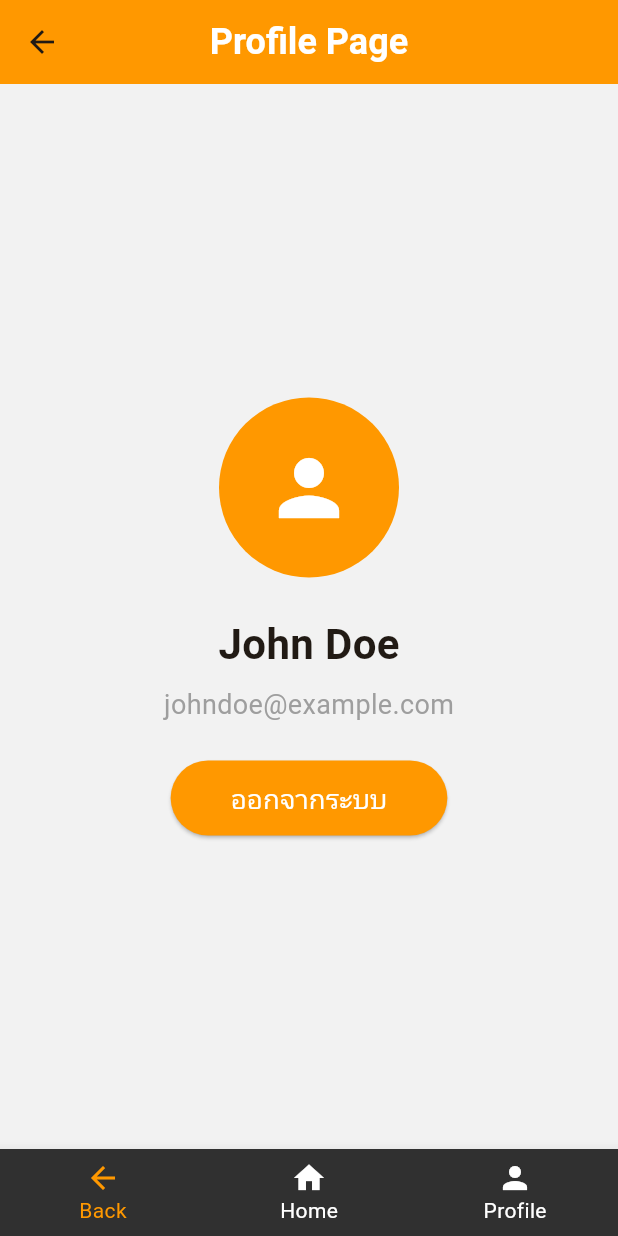
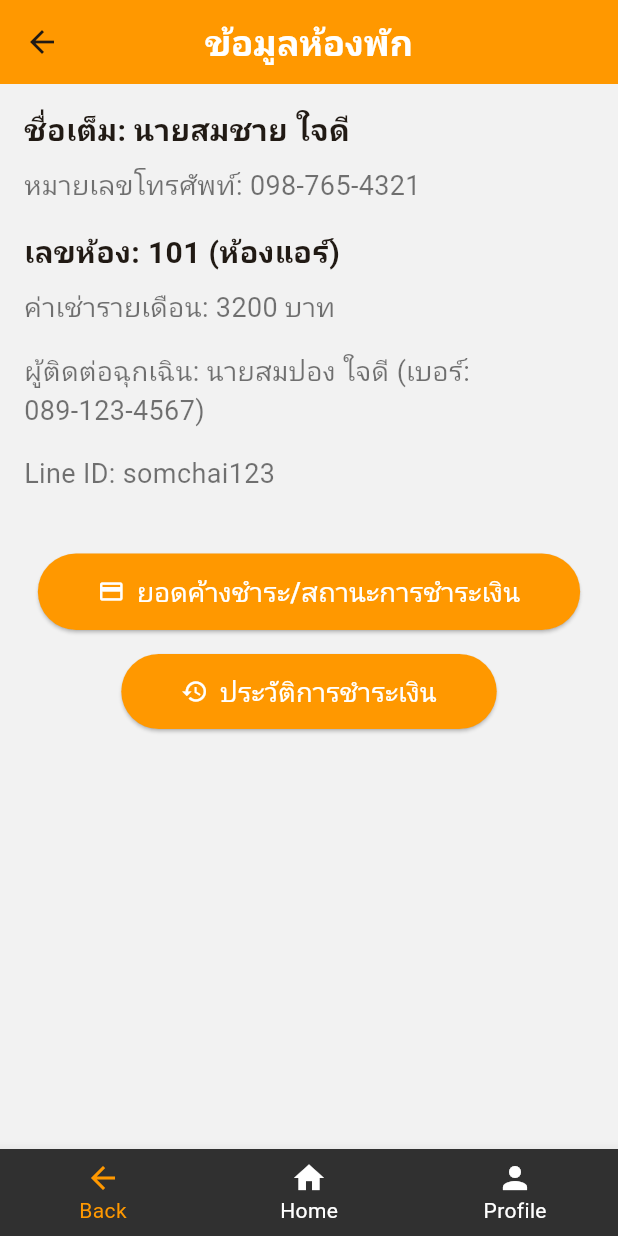
Before and after one commit to Pumpan01/demo, a Flutter app: the screen it shows after launch, item 3 of the bottom bar chosen, on a phone screen of 412 x 824 dp. Run offline on Flutter 3.47's test engine with Material 3 defaults, Android fonts, the phone set to English and light mode, and no system bars.

Commit message:
new file:   lib/Payment.dart new file:   lib/history.dart new file:   lib/login.dart modified:   lib/profile.dart

```diff
--- a/lib/profile.dart
+++ b/lib/profile.dart
@@ -12,49 +12,84 @@ class ProfilePage extends StatelessWidget {
         elevation: 0,
         centerTitle: true,
         title: const Text(
-          'Profile Page',
-          style: TextStyle(color: Colors.white),
+          'ข้อมูลห้องพัก',
+          style: TextStyle(color: Colors.white, fontSize: 24),
         ),
       ),
-      body: Center(
-        child: Padding(
+      body: Padding(
         padding: const EdgeInsets.all(16.0),
         child: Column(
-            mainAxisAlignment: MainAxisAlignment.center,
-            crossAxisAlignment: CrossAxisAlignment.center,
+          crossAxisAlignment: CrossAxisAlignment.start, // จัดข้อความให้เรียงทางซ้าย
           children: [
-              // รูปโปรไฟล์
-              const CircleAvatar(
-                radius: 60,
-                backgroundColor: Colors.orange,
-                child: Icon(Icons.person, size: 60, color: Colors.white),
-              ),
-              const SizedBox(height: 24),
-
-              // ชื่อผู้ใช้
+            // ข้อมูลผู้เช่า
             const Text(
-                'John Doe',
+              'ชื่อเต็ม: นายสมชาย ใจดี',  // ชื่อจริงและนามสกุล
               style: TextStyle(
-                  fontSize: 28,
+                fontSize: 20,
                 fontWeight: FontWeight.bold,
               ),
             ),
             const SizedBox(height: 8),
 
-              // อีเมลผู้ใช้
             const Text(
-                'johndoe@example.com',
+              'หมายเลขโทรศัพท์: 098-765-4321',  // เบอร์โทรศัพท์สำหรับติดต่อ
               style: TextStyle(
                 fontSize: 18,
-                  color: Colors.grey,
+                color: Colors.black54,
               ),
             ),
-              const SizedBox(height: 24),
+            const SizedBox(height: 16),
 
-              // ปุ่มออกจากระบบ
-              ElevatedButton(
+            // ข้อมูลห้องพัก
+            const Text(
+              'เลขห้อง: 101 (ห้องแอร์)',  // หมายเลขห้องพร้อมประเภทห้อง
+              style: TextStyle(
+                fontSize: 20,
+                fontWeight: FontWeight.bold,
+              ),
+            ),
+            const SizedBox(height: 8),
+
+            const Text(
+              'ค่าเช่ารายเดือน: 3200 บาท',  // ค่าเช่ารายเดือน
+              style: TextStyle(
+                fontSize: 18,
+                color: Colors.black54,
+              ),
+            ),
+            const SizedBox(height: 16),
+
+            // ผู้ติดต่อฉุกเฉิน
+            const Text(
+              'ผู้ติดต่อฉุกเฉิน: นายสมปอง ใจดี (เบอร์: 089-123-4567)',  // ผู้ติดต่อฉุกเฉิน
+              style: TextStyle(
+                fontSize: 18,
+                color: Colors.black54,
+              ),
+            ),
+            const SizedBox(height: 16),
+
+            // Line ID
+            const Text(
+              'Line ID: somchai123',  // Line ID ของผู้เช่า
+              style: TextStyle(
+                fontSize: 18,
+                color: Colors.black54,
+              ),
+            ),
+            const SizedBox(height: 40),
+
+            // ปุ่มต่างๆ อยู่ตรงกลาง
+            Center(
+              child: Column(
+                children: [
+                  ElevatedButton.icon(
                     onPressed: () {
-                  // เพิ่มการทำงานของการออกจากระบบ
+                      // เพิ่มการทำงานเมื่อต้องการแสดงยอดค้างชำระ
+                      Navigator.push(
+                        context,
+                        MaterialPageRoute(builder: (context) => const PaymentStatusPage()),
+                      );
                     },
                     style: ElevatedButton.styleFrom(
                       backgroundColor: Colors.orange,
@@ -63,13 +98,38 @@ class ProfilePage extends StatelessWidget {
                         borderRadius: BorderRadius.circular(30),
                       ),
                     ),
-                child: const Text(
-                  'ออกจากระบบ',
+                    icon: const Icon(Icons.payment, color: Colors.white),
+                    label: const Text(
+                      'ยอดค้างชำระ/สถานะการชำระเงิน',
+                      style: TextStyle(fontSize: 18, color: Colors.white),
+                    ),
+                  ),
+                  const SizedBox(height: 16),
+                  ElevatedButton.icon(
+                    onPressed: () {
+                      // เพิ่มการทำงานเมื่อต้องการดูประวัติการชำระเงิน
+                      Navigator.push(
+                        context,
+                        MaterialPageRoute(builder: (context) => const PaymentHistoryPage()),
+                      );
+                    },
+                    style: ElevatedButton.styleFrom(
+                      backgroundColor: Colors.orange,
+                      padding: const EdgeInsets.symmetric(vertical: 12, horizontal: 40),
+                      shape: RoundedRectangleBorder(
+                        borderRadius: BorderRadius.circular(30),
+                      ),
+                    ),
+                    icon: const Icon(Icons.history, color: Colors.white),
+                    label: const Text(
+                      'ประวัติการชำระเงิน',
                       style: TextStyle(fontSize: 18, color: Colors.white),
                     ),
                   ),
                 ],
               ),
+            ),
+          ],
         ),
       ),
 
@@ -92,7 +152,6 @@ class ProfilePage extends StatelessWidget {
               MaterialPageRoute(builder: (context) => const MyApp()), // กลับไปหน้า MainPage
             );
           }
-          // เพิ่มการนำทางไปหน้าต่างๆได้ตามต้องการ
         },
         items: const [
           BottomNavigationBarItem(
@@ -112,3 +171,39 @@ class ProfilePage extends StatelessWidget {
     );
   }
 }
+
+// หน้าดูยอดค้างชำระ/สถานะการชำระเงิน
+class PaymentStatusPage extends StatelessWidget {
+  const PaymentStatusPage({super.key});
+
+  @override
+  Widget build(BuildContext context) {
+    return Scaffold(
+      appBar: AppBar(
+        title: const Text('สถานะการชำระเงิน'),
+        backgroundColor: Colors.orange,
+      ),
+      body: const Center(
+        child: Text('ยอดค้างชำระ: 0 บาท\nสถานะการชำระเงิน: ชำระครบแล้ว'),
+      ),
+    );
+  }
+}
+
+// หน้าดูประวัติการชำระเงิน
+class PaymentHistoryPage extends StatelessWidget {
+  const PaymentHistoryPage({super.key});
+
+  @override
+  Widget build(BuildContext context) {
+    return Scaffold(
+      appBar: AppBar(
+        title: const Text('ประวัติการชำระเงิน'),
+        backgroundColor: Colors.orange,
+      ),
+      body: const Center(
+        child: Text('วันที่ชำระ: 01/09/2024\nจำนวนเงิน: 3200 บาท\nช่องทาง: โอนผ่านธนาคาร'),
+      ),
+    );
+  }
+}
```
Also changed, not shown: lib/Payment.dart (added), lib/history.dart (added), lib/login.dart (added). Lines whose indentation alone changed are shown as unchanged.
